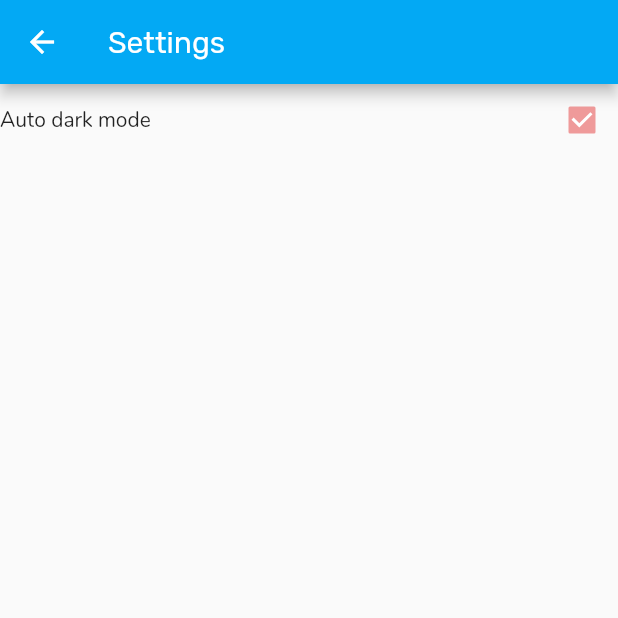
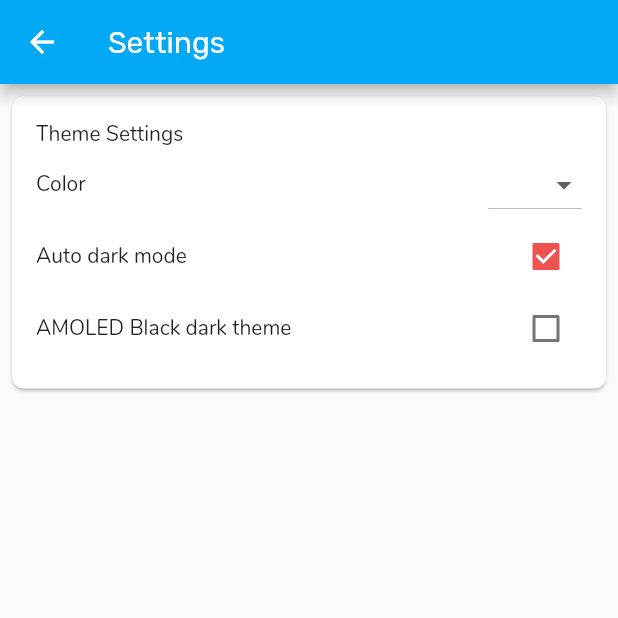
Before and after one commit to Digolodollarz/bible-flutter, a Flutter app: the SettingsPage screen opened directly, on a phone screen of 412 x 824 dp, the top half of it. Run offline on Flutter 3.47's test engine with Material 2 defaults, Android fonts, the phone set to English and light mode, and no system bars; our stand-ins replace share, shared_preferences, sqflite, synchronized; accounts and stored records are empty.

Commit message:
Add lots of theming options

```diff
--- /dev/null
+++ b/lib/app_state.dart
@@ -0,0 +1,91 @@
+import 'package:bible/pages/settings_page.dart';
+import 'package:flutter/material.dart';
+import 'package:shared_preferences/shared_preferences.dart';
+
+class AppState extends StatefulWidget {
+  final Widget child;
+
+  const AppState({Key key, this.child}) : super(key: key);
+
+  @override
+  _AppStateState createState() => _AppStateState();
+
+  static _AppStateState of(BuildContext context) {
+    return (context.inheritFromWidgetOfExactType(_AppState) as _AppState).data;
+  }
+}
+
+class _AppStateState extends State<AppState> {
+  bool loading = true;
+  String _theme;
+  bool _autoDark;
+  bool _autoDarkBlack;
+
+  String get theme => _theme;
+
+  bool get autoDark => _autoDark;
+
+  bool get autoDarkBlack => _autoDarkBlack;
+
+  void onThemeChange(String theme) {
+    setState(() {
+      _theme = theme;
+    });
+  }
+
+  void onAutoDarkChange(bool value) {
+    setState(() {
+      _autoDark = value;
+      print('Autodark is ${value ? "dark" : "bright"}');
+    });
+  }
+
+  void onAutoDarkBlackChange(bool value) {
+    setState(() {
+      _autoDarkBlack = value;
+    });
+  }
+
+  @override
+  Widget build(BuildContext context) {
+    return _AppState(
+      data: this,
+      child: widget.child,
+    );
+  }
+
+  @override
+  void initState() {
+    super.initState();
+    _loadPreferences();
+  }
+
+  _loadPreferences() async {
+    SharedPreferences preferences = await SharedPreferences.getInstance();
+    setState(() {
+      this._autoDark = preferences.getBool(PREFS_KEY_AUTO_DARK) ?? true;
+      this._theme = preferences.getString(PREFS_KEY_THEME) ?? 'blue';
+      this._autoDarkBlack = preferences.getBool(PREFS_KEY_DARK_BLACK) ?? false;
+    });
+  }
+}
+
+class _AppState extends InheritedWidget {
+  final _AppStateState data;
+
+  const _AppState({
+    Key key,
+    @required Widget child,
+    this.data,
+  })  : assert(child != null),
+        super(key: key, child: child);
+
+  static _AppState of(BuildContext context) {
+    return context.inheritFromWidgetOfExactType(_AppState) as _AppState;
+  }
+
+  @override
+  bool updateShouldNotify(_AppState old) {
+    return true;
+  }
+}
--- a/lib/main.dart
+++ b/lib/main.dart
@@ -8,8 +8,10 @@ import 'package:flutter/material.dart';
 import 'package:flutter_localizations/flutter_localizations.dart';
 import 'package:shared_preferences/shared_preferences.dart';
 
+import 'app_state.dart';
+
 void main() {
-  runApp(new MyApp());
+  runApp(AppState(child: new MyApp()));
 }
 
 class MyApp extends StatefulWidget {
@@ -42,7 +44,11 @@ class MyAppState extends State<MyApp> {
         if (snapshot.hasData) {
           return new MaterialApp(
             title: '',
-            theme: getAppTheme(brightness),
+            theme: getAppTheme(
+              theme: AppState.of(context).theme,
+              autoDark: AppState.of(context).autoDark,
+              autoDarkBlack: AppState.of(context).autoDarkBlack,
+            ),
             home: new HomePage(),
             localizationsDelegates: [
               _appLocaleDelegate,
--- a/lib/pages/home.dart
+++ b/lib/pages/home.dart
@@ -26,7 +26,7 @@ class HomePageState extends State<HomePage> {
   bool searching = false;
   bool dark = false;
   SearchDelegate _searchDelegate;
-  ThemeData theme = getAppTheme(Brightness.light);
+  ThemeData theme = getAppTheme(theme: "blue");
   Book book;
   TabController tabController;
 
--- a/lib/pages/settings_page.dart
+++ b/lib/pages/settings_page.dart
@@ -1,5 +1,10 @@
+import 'package:bible/app_state.dart';
 import 'package:flutter/material.dart';
 import 'package:shared_preferences/shared_preferences.dart';
+
+const String PREFS_KEY_AUTO_DARK = 'auto_dark';
+const String PREFS_KEY_THEME = 'theme';
+const String PREFS_KEY_DARK_BLACK = "dark_black";
 
 class SettingsPage extends StatefulWidget {
   @override
@@ -7,41 +12,90 @@ class SettingsPage extends StatefulWidget {
 }
 
 class _SettingsPageState extends State<SettingsPage> {
-  SharedPreferences _prefs;
-  bool autoDark;
-
   @override
   Widget build(BuildContext context) {
     return Scaffold(
       appBar: AppBar(
         title: Text('Settings'),
       ),
-      body: Container(
-        child: FutureBuilder(
+      body: FutureBuilder(
         future: SharedPreferences.getInstance(),
         builder: (BuildContext context, AsyncSnapshot snapshot) {
           if (snapshot.hasData && snapshot.data != null) {
-              SharedPreferences prefs = snapshot.data;
-              autoDark = prefs.getBool('auto_dark') ?? true;
+            final SharedPreferences prefs = snapshot.data;
             return Column(
               children: <Widget>[
+                Card(
+                  margin: EdgeInsets.all(8),
+                  shape: RoundedRectangleBorder(
+                      borderRadius: BorderRadius.circular(8)),
+                  child: Container(
+                    padding: EdgeInsets.all(16),
+                    child: Column(
+                      crossAxisAlignment: CrossAxisAlignment.start,
+                      children: <Widget>[
+                        Text(
+                          "Theme Settings",
+                          style: Theme.of(context).textTheme.body2,
+                        ),
+                        Row(
+                          children: <Widget>[
+                            Expanded(child: Text('Color'),),
+                            DropdownButton<String>(
+                              value: prefs.getString(PREFS_KEY_THEME) ?? 'Blue',
+                              items: <String>['Blue', 'Red', 'Dark', 'Black']
+                                  .map((String value) {
+                                return DropdownMenuItem<String>(
+                                  value: value.toLowerCase(),
+                                  child: Text(value),
+                                );
+                              }).toList(),
+                              onChanged: (newValue) {
+                                prefs.setString(PREFS_KEY_THEME, newValue).then((result) {
+                                  AppState.of(context).onThemeChange(newValue);
+                                });
+                              },
+                            ),
+                          ],
+                        ),
                         Row(
                           children: <Widget>[
                             Expanded(
                               child: Text('Auto dark mode'),
                             ),
                             Checkbox(
-                        value: autoDark,
+                              value: prefs.getBool(PREFS_KEY_AUTO_DARK)??true,
                               onChanged: (newValue) {
                                 prefs
-                              .setBool('auto_dark', newValue)
-                              .then((result) => this.setState(() {
-                                    autoDark = result;
-                                  }));
+                                    .setBool(PREFS_KEY_AUTO_DARK, newValue)
+                                    .then((result) {
+                                  AppState.of(context).onAutoDarkChange(newValue);
+                                });
                               },
-                      )
+                            ),
                           ],
-                  )
+                        ),
+                        Row(
+                          children: <Widget>[
+                            Expanded(
+                              child: Text('AMOLED Black dark theme'),
+                            ),
+                            Checkbox(
+                              value: prefs.getBool(PREFS_KEY_DARK_BLACK)??false,
+                              onChanged: (newValue) {
+                                prefs
+                                    .setBool(PREFS_KEY_DARK_BLACK, newValue)
+                                    .then((result) {
+                                  AppState.of(context).onAutoDarkBlackChange(newValue);
+                                });
+                              },
+                            ),
+                          ],
+                        ),
+                      ],
+                    ),
+                  ),
+                ),
               ],
             );
           } else if (snapshot.data == null) {
@@ -52,7 +106,13 @@ class _SettingsPageState extends State<SettingsPage> {
           return CircularProgressIndicator();
         },
       ),
-      ),
     );
   }
 }
+
+class ThemeColor extends StatelessWidget {
+  @override
+  Widget build(BuildContext context) {
+    return Container();
+  }
+}
--- a/lib/widgets/books_widget.dart
+++ b/lib/widgets/books_widget.dart
@@ -3,7 +3,6 @@ import 'dart:async';
 import 'package:bible/database.dart';
 import 'package:bible/models.dart';
 import 'package:bible/pages/chapter_page.dart';
-import 'package:bible/pages/read_page.dart';
 import 'package:flutter/material.dart';
 
 class BooksWidget extends StatefulWidget {
@@ -52,11 +51,6 @@ class _BooksWidgetState extends State<BooksWidget> {
     return db.getBooks();
   }
 
-  Future<List<Chapter>> _getChapters() async {
-    await db.openDefault(context);
-    return db.getChapters(this.currentBook);
-  }
-
   _goToBook(Book book) {
     Navigator.push(context,
         new MaterialPageRoute(builder: (BuildContext context) {
```
Also changed, not shown: lib/pages/chapter_page.dart (+24 -6 lines), lib/theme.dart (+69 -24 lines), lib/widgets/devotional_widget.dart (+11 -15 lines), pubspec.yaml (+5 -37 lines), assets/img/icon_foreground.png (added), assets/img/icon_ios.png (added), pubspec.lock, 21 other files. Lines whose indentation alone changed are shown as unchanged.
